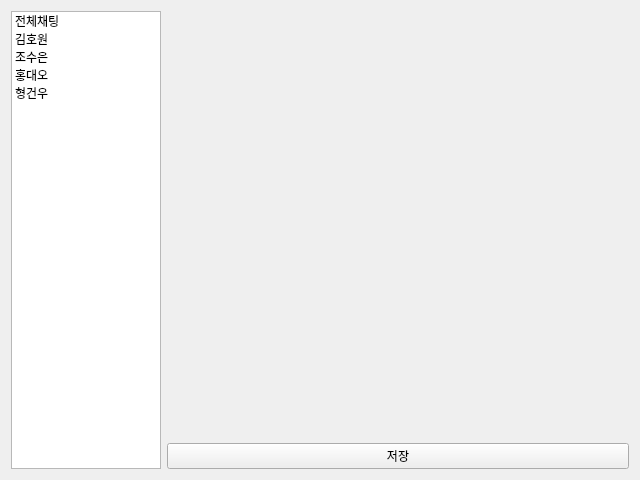
sueun-jo/2ndmini_dentix, file DentixServer/chatlogform.ui: the form before one commit.
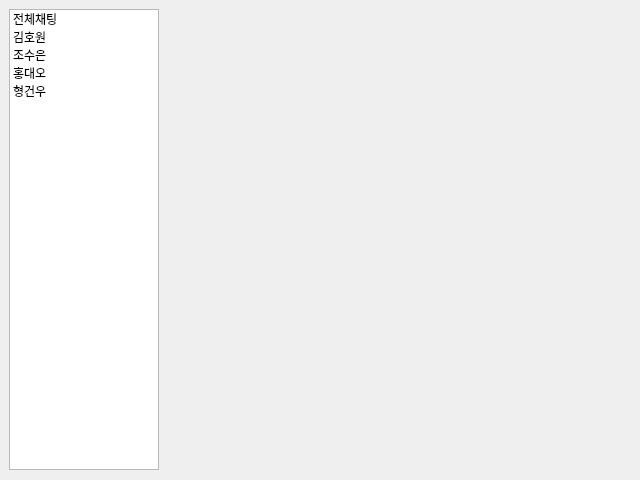
The form after the commit.

Commit message: rename chatting to chat

The edit to the form file:
```diff
--- a/DentixServer/chatlogform.ui
+++ b/DentixServer/chatlogform.ui
@@ -13,8 +13,30 @@
   <property name="windowTitle">
    <string>Form</string>
   </property>
-  <layout class="QHBoxLayout" name="horizontalLayout">
-   <item>
+  <widget class="QLabel" name="chatTitle">
+   <property name="geometry">
+    <rect>
+     <x>166</x>
+     <y>10</y>
+     <width>461</width>
+     <height>20</height>
+    </rect>
+   </property>
+   <property name="text">
+    <string/>
+   </property>
+  </widget>
+  <widget class="QWidget" name="">
+   <property name="geometry">
+    <rect>
+     <x>9</x>
+     <y>9</y>
+     <width>621</width>
+     <height>461</height>
+    </rect>
+   </property>
+   <layout class="QGridLayout" name="gridLayout">
+    <item row="0" column="0">
     <widget class="QListWidget" name="logList">
      <property name="sizePolicy">
       <sizepolicy hsizetype="Maximum" vsizetype="Expanding">
@@ -55,31 +77,14 @@
      </item>
     </widget>
    </item>
-   <item>
-    <layout class="QVBoxLayout" name="verticalLayout">
-     <item>
-      <widget class="QLabel" name="chatTitle">
-       <property name="text">
-        <string/>
-       </property>
-      </widget>
-     </item>
-     <item>
+    <item row="0" column="1">
       <widget class="QStackedWidget" name="logStacked">
        <widget class="QWidget" name="page"/>
        <widget class="QWidget" name="page_2"/>
       </widget>
      </item>
-     <item>
-      <widget class="QPushButton" name="saveLogBtn">
-       <property name="text">
-        <string>저장</string>
-       </property>
-      </widget>
-     </item>
-    </layout>
-   </item>
-  </layout>
+   </layout>
+  </widget>
  </widget>
  <resources/>
  <connections/>
```
Left out of the diff: 2 changed lines with no effect on the pictures. Lines whose indentation alone changed are shown as unchanged. The commit also changes 5 other files.
